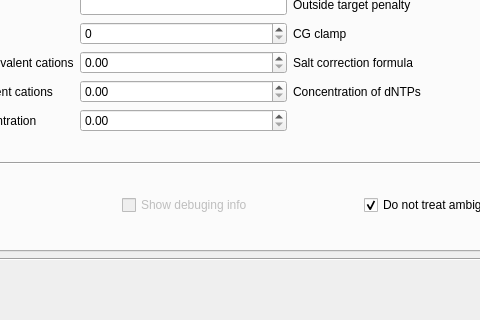
Old version of the form src/plugins_3rdparty/primer3/src/Primer3Dialog.ui in the repository violethaze74/ugene; both pictures show x 143 to 623 and y 308 to 628 of the 1085 by 628 pixel window.
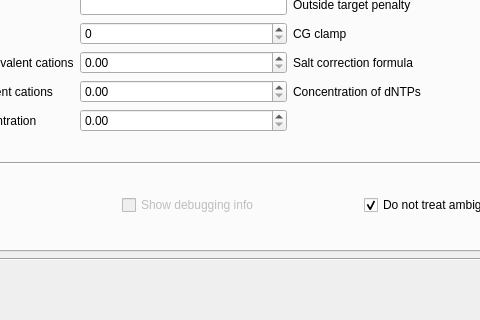
New version of the form. The open tabs and pages were chosen to show the change.

What changed in the file:
```diff
--- a/src/plugins_3rdparty/primer3/src/Primer3Dialog.ui
+++ b/src/plugins_3rdparty/primer3/src/Primer3Dialog.ui
@@ -1443,7 +1443,7 @@
             <bool>false</bool>
            </property>
            <property name="text">
-            <string>Show debuging info</string>
+            <string>Show debugging info</string>
            </property>
           </widget>
          </item>
```
